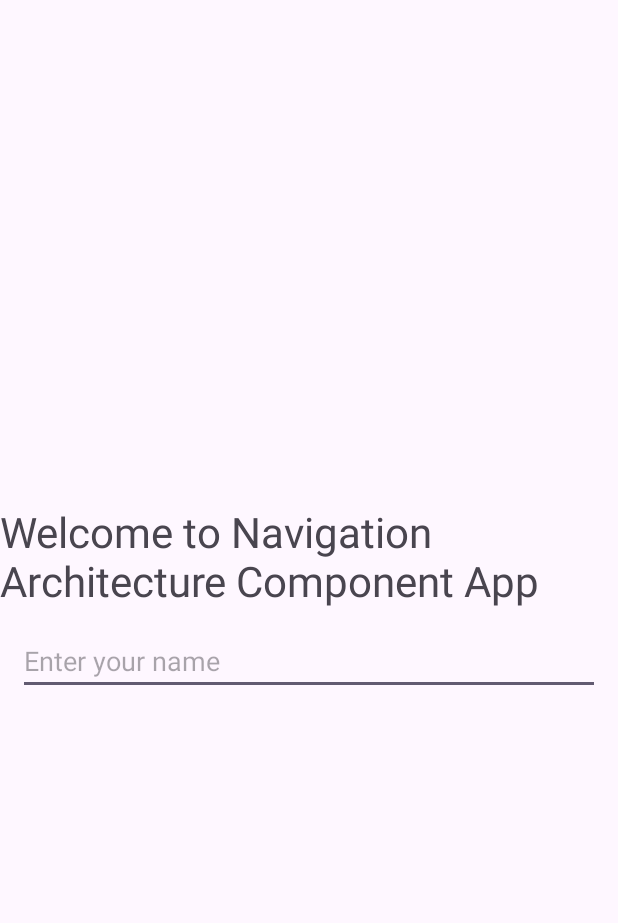
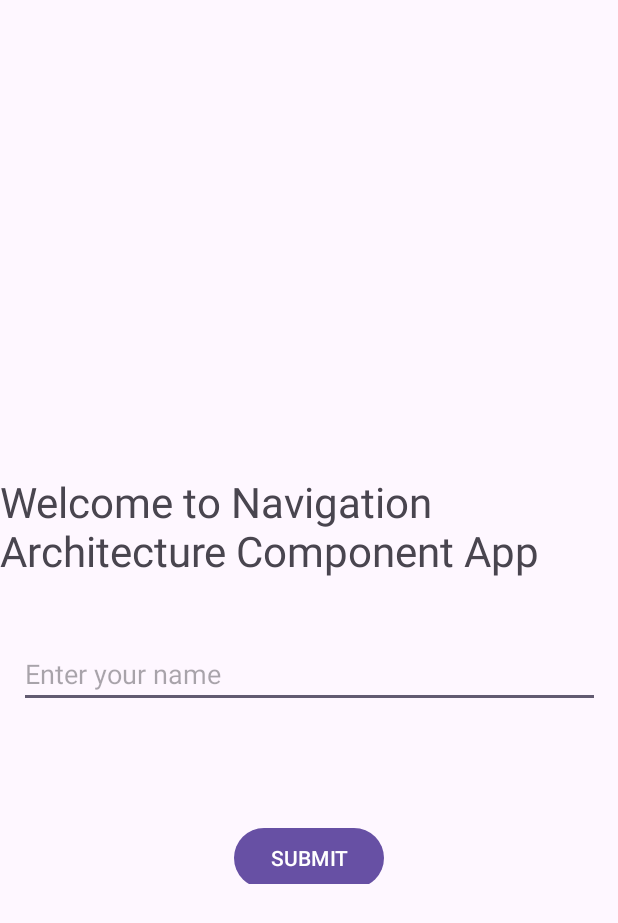
Before and after one commit to paras603/navigation_app, an Android app: the screen it shows after launch (MainActivity), on a phone screen of 412 x 824 dp. Shown: the top 923 px of the screen. Run offline under Robolectric (Android 15) with nearby library versions, the phone set to English and light mode, and no system bars; our stand-ins replace data binding.

Commit message:
passed data from one fragment to another

```diff
--- a/app/build.gradle
+++ b/app/build.gradle
@@ -6,12 +6,12 @@ plugins {
 
 android {
     namespace 'com.mastercoding.navigation'
-    compileSdk 33
+    compileSdk 34
 
     defaultConfig {
         applicationId "com.mastercoding.navigation"
         minSdk 24
-        targetSdk 33
+        targetSdk 34
         versionCode 1
         versionName "1.0"
 
--- a/app/src/main/java/com/mastercoding/navigation/SecondFragment.kt
+++ b/app/src/main/java/com/mastercoding/navigation/SecondFragment.kt
@@ -19,6 +19,10 @@ class SecondFragment : Fragment() {
     ): View? {
         // Inflate the layout for this fragment
         binding = DataBindingUtil.inflate(inflater,R.layout.fragment_second, container, false)
+
+        var input = arguments!!.getString("name")
+        binding.textViewSecondFrag.text = input.toString()
+
         return binding.root
     }
 
--- a/app/src/main/res/layout/fragment_home.xml
+++ b/app/src/main/res/layout/fragment_home.xml
@@ -14,8 +14,8 @@
         <TextView
             android:id="@+id/textView"
             android:layout_width="wrap_content"
-            android:layout_height="0dp"
-            android:layout_marginTop="100dp"
+            android:layout_height="71dp"
+            android:layout_marginTop="80dp"
             android:text="Welcome to Navigation Architecture Component App"
             android:textSize="28sp"
             app:layout_constraintStart_toStartOf="parent"
@@ -23,13 +23,11 @@
 
         <EditText
             android:id="@+id/editText"
-            android:layout_width="0dp"
+            android:layout_width="387dp"
             android:layout_height="wrap_content"
-            android:layout_margin="12dp"
-            android:layout_marginTop="156dp"
+            android:layout_marginTop="40dp"
             android:hint="Enter your name"
             app:layout_constraintEnd_toEndOf="parent"
-            app:layout_constraintHorizontal_bias="0.0"
             app:layout_constraintStart_toStartOf="parent"
             app:layout_constraintTop_toBottomOf="@+id/textView" />
 
@@ -37,15 +35,12 @@
             android:id="@+id/btn_submit"
             android:layout_width="wrap_content"
             android:layout_height="wrap_content"
-            android:layout_marginBottom="196dp"
+            android:layout_marginTop="76dp"
             android:text="Submit"
             android:textAllCaps="true"
-            app:layout_constraintBottom_toBottomOf="parent"
             app:layout_constraintEnd_toEndOf="parent"
-            app:layout_constraintHorizontal_bias="0.498"
             app:layout_constraintStart_toStartOf="parent"
-            app:layout_constraintTop_toBottomOf="@+id/editText"
-            app:layout_constraintVertical_bias="1.0" />
+            app:layout_constraintTop_toBottomOf="@+id/editText" />
 
     </androidx.constraintlayout.widget.ConstraintLayout>
 </layout>
```
Also changed, not shown: app/src/main/java/com/mastercoding/navigation/HomeFragment.kt (+9 -1 lines).
